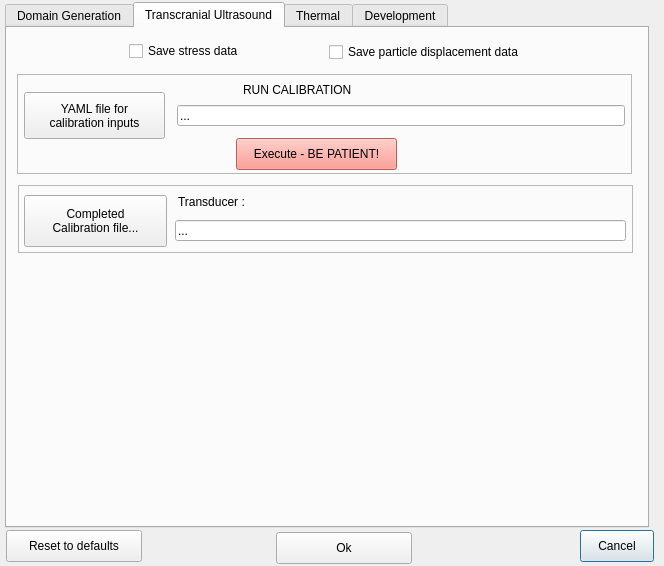
Old version of the form BabelBrain/Options/form.ui in the repository ProteusMRIgHIFU/BabelBrain.
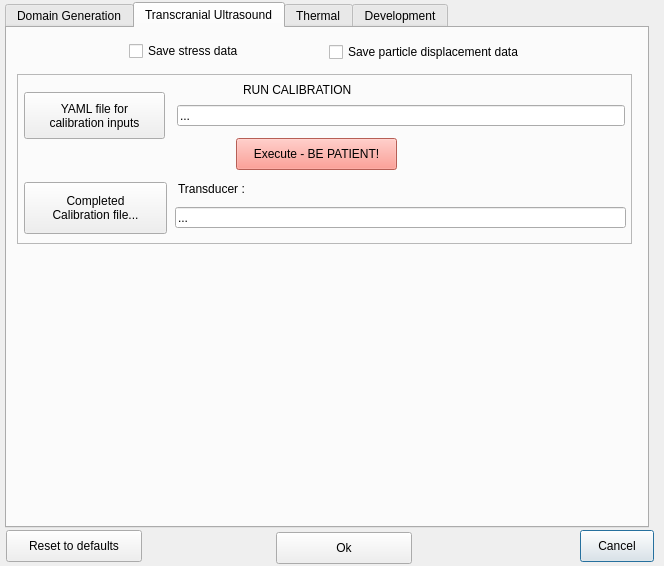
New version of the form. The open tabs and pages were chosen to show the change.

Commit message:
Refactor calibration UI and add device validation
Moved calibration controls into a dedicated frame and updated UI layout. Added validation to ensure the selected YAML calibration file matches the current transducer device. Updated example calibration YAML files to include a Device field and instructions.

Patch:
```diff
--- a/BabelBrain/Options/form.ui
+++ b/BabelBrain/Options/form.ui
@@ -1001,81 +1001,13 @@
       <string>Save particle displacement data  </string>
      </property>
     </widget>
-    <widget class="QFrame" name="frame">
-     <property name="geometry">
-      <rect>
-       <x>11</x>
-       <y>157</y>
-       <width>615</width>
-       <height>68</height>
-      </rect>
-     </property>
-     <property name="frameShape">
-      <enum>QFrame::Shape::StyledPanel</enum>
-     </property>
-     <property name="frameShadow">
-      <enum>QFrame::Shadow::Raised</enum>
-     </property>
-     <widget class="QPushButton" name="TxOptimizedWeightspushButton">
-      <property name="geometry">
-       <rect>
-        <x>6</x>
-        <y>10</y>
-        <width>143</width>
-        <height>52</height>
-       </rect>
-      </property>
-      <property name="styleSheet">
-       <string notr="true"/>
-      </property>
-      <property name="text">
-       <string>Completed
-Calibration file...</string>
-      </property>
-      <property name="autoDefault">
-       <bool>false</bool>
-      </property>
-      <property name="flat">
-       <bool>false</bool>
-      </property>
-     </widget>
-     <widget class="QLineEdit" name="TxOptimizedWeightsLineEdit">
-      <property name="geometry">
-       <rect>
-        <x>157</x>
-        <y>35</y>
-        <width>451</width>
-        <height>21</height>
-       </rect>
-      </property>
-      <property name="styleSheet">
-       <string notr="true"/>
-      </property>
-      <property name="text">
-       <string>...</string>
-      </property>
-     </widget>
-     <widget class="QLabel" name="TxWeightLabel">
-      <property name="geometry">
-       <rect>
-        <x>160</x>
-        <y>7</y>
-        <width>340</width>
-        <height>20</height>
-       </rect>
-      </property>
-      <property name="text">
-       <string>Transducer : </string>
-      </property>
-     </widget>
-    </widget>
-    <widget class="QFrame" name="frame_2">
+    <widget class="QFrame" name="frameCalibration">
      <property name="geometry">
       <rect>
        <x>10</x>
        <y>46</y>
        <width>615</width>
-       <height>100</height>
+       <height>170</height>
       </rect>
      </property>
      <property name="autoFillBackground">
@@ -1155,6 +1087,58 @@
        <string>Execute - BE PATIENT!</string>
       </property>
      </widget>
+     <widget class="QPushButton" name="TxOptimizedWeightspushButton">
+      <property name="geometry">
+       <rect>
+        <x>7</x>
+        <y>108</y>
+        <width>143</width>
+        <height>52</height>
+       </rect>
+      </property>
+      <property name="styleSheet">
+       <string notr="true"/>
+      </property>
+      <property name="text">
+       <string>Completed
+Calibration file...</string>
+      </property>
+      <property name="autoDefault">
+       <bool>false</bool>
+      </property>
+      <property name="flat">
+       <bool>false</bool>
+      </property>
+     </widget>
+     <widget class="QLineEdit" name="TxOptimizedWeightsLineEdit">
+      <property name="geometry">
+       <rect>
+        <x>158</x>
+        <y>133</y>
+        <width>451</width>
+        <height>21</height>
+       </rect>
+      </property>
+      <property name="styleSheet">
+       <string notr="true"/>
+      </property>
+      <property name="text">
+       <string>...</string>
+      </property>
+     </widget>
+     <widget class="QLabel" name="TxWeightLabel">
+      <property name="geometry">
+       <rect>
+        <x>161</x>
+        <y>105</y>
+        <width>340</width>
+        <height>20</height>
+       </rect>
+      </property>
+      <property name="text">
+       <string>Transducer : </string>
+      </property>
+     </widget>
     </widget>
    </widget>
    <widget class="QWidget" name="tab_3">
```
Left out of the diff: 2 changed lines with no effect on the pictures. The commit also changes 4 other files.
